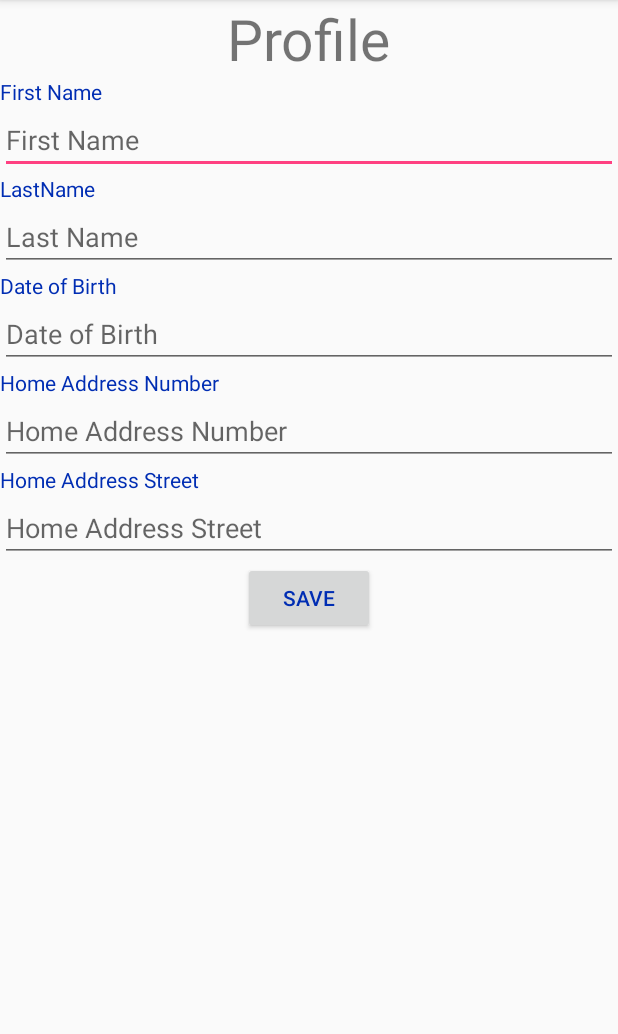
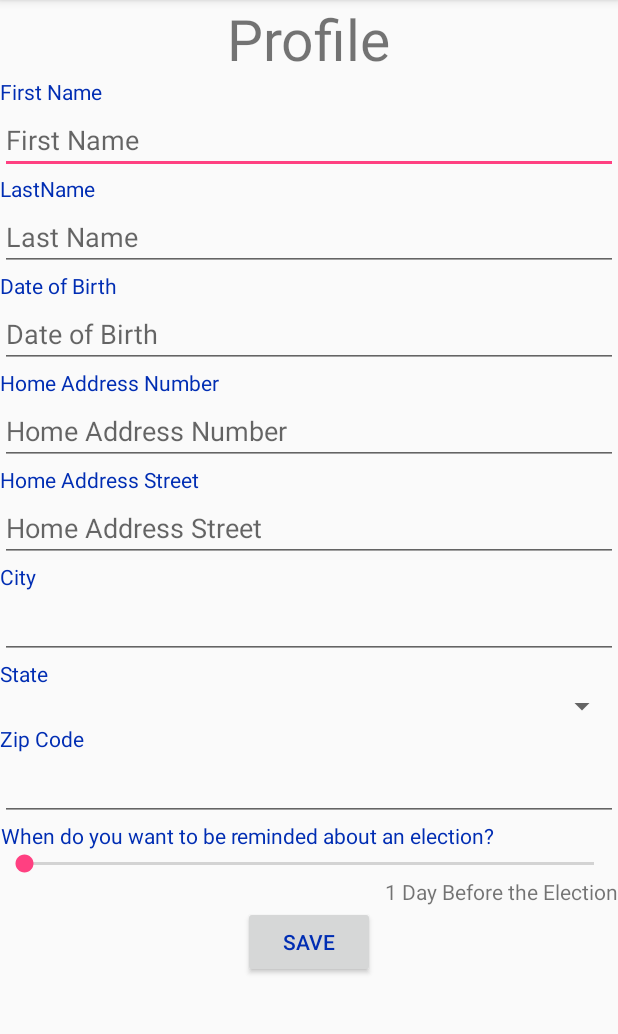
Before and after one commit to Phunkenstein/votair, an Android app: the fragment ProfileFragment shown on its own in the app's theme, on a phone screen of 412 x 824 dp, the part 84-1118 px from its top. Run offline under Robolectric (Android 15) with nearby library versions, the phone set to English and light mode, and no system bars; libraries missing offline, so code that uses them is left out: com.google.api.client; 2 statements that could not run were skipped.

Commit message:
Profile Page UI completed for all fields in ProfileModel.

```diff
--- a/app/src/main/res/layout/fragment_profile.xml
+++ b/app/src/main/res/layout/fragment_profile.xml
@@ -102,6 +102,70 @@
             android:layout_gravity="center_horizontal"
             android:hint="@string/home_address_street" />
 
+        <TextView
+            android:layout_width="wrap_content"
+            android:layout_height="wrap_content"
+            android:textAppearance="?android:attr/textAppearanceSmall"
+            android:text="City"
+            android:id="@+id/cityTitleID"
+            android:textColor="#002db3"/>
+
+        <EditText
+            android:layout_width="match_parent"
+            android:layout_height="wrap_content"
+            android:id="@+id/editText2" />
+
+        <TextView
+            android:layout_width="wrap_content"
+            android:layout_height="wrap_content"
+            android:textAppearance="?android:attr/textAppearanceSmall"
+            android:text="State"
+            android:id="@+id/stateTitleID"
+            android:textColor="#002db3"/>
+
+        <Spinner
+            android:layout_width="match_parent"
+            android:layout_height="wrap_content"
+            android:id="@+id/spinner" />
+
+        <TextView
+            android:layout_width="wrap_content"
+            android:layout_height="wrap_content"
+            android:textAppearance="?android:attr/textAppearanceSmall"
+            android:text="Zip Code"
+            android:id="@+id/zipCodeTitleID"
+            android:textColor="#002db3"/>
+
+        <EditText
+            android:layout_width="match_parent"
+            android:layout_height="wrap_content"
+            android:inputType="number"
+            android:ems="10"
+            android:id="@+id/editText" />
+
+        <TextView
+            android:layout_width="wrap_content"
+            android:layout_height="wrap_content"
+            android:textAppearance="?android:attr/textAppearanceSmall"
+            android:text="When do you want to be reminded about an election?"
+            android:id="@+id/numDaysReminderTitleID"
+            android:gravity="center_horizontal"
+            android:textColor="#002db3"/>
+
+        <SeekBar
+            android:layout_width="match_parent"
+            android:layout_height="wrap_content"
+            android:id="@+id/seekBar"
+            android:layout_gravity="center_horizontal" />
+
+        <TextView
+            android:layout_width="wrap_content"
+            android:layout_height="wrap_content"
+            android:textAppearance="?android:attr/textAppearanceSmall"
+            android:text="1 Day Before the Election"
+            android:id="@+id/daysNumberFieldID"
+            android:layout_gravity="right" />
+
         <Button
             android:layout_width="wrap_content"
             android:layout_height="wrap_content"
```
